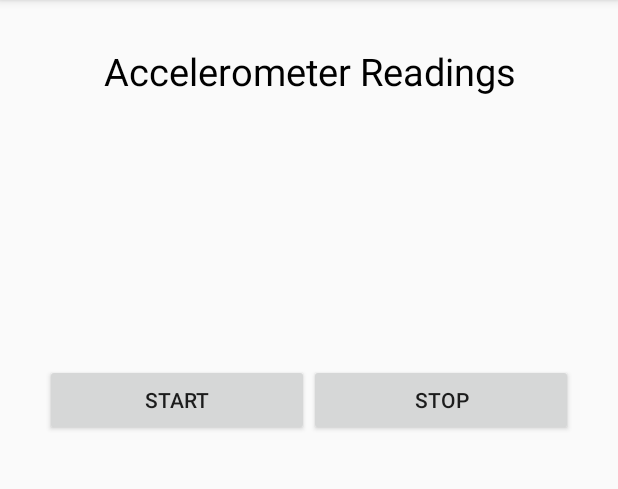
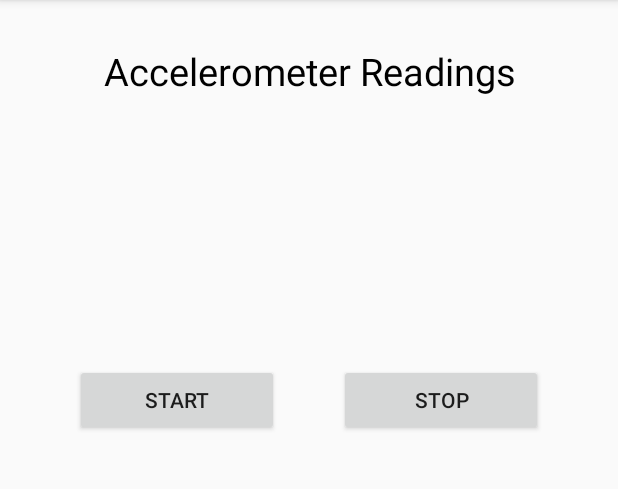
Before and after one commit to yumantha/SmartphoneSensorApp, an Android app: the screen it shows after launch (MainActivity), on a phone screen of 412 x 824 dp, the part 84-573 px from its top. Run offline under Robolectric (Android 15) with nearby library versions, the phone set to English and light mode, and no system bars.

Commit message:
button styling

```diff
--- a/app/src/main/java/com/yumantha/smartphonesensorapp/MainActivity.java
+++ b/app/src/main/java/com/yumantha/smartphonesensorapp/MainActivity.java
@@ -73,6 +73,4 @@ public class MainActivity extends AppCompatActivity implements SensorEventListen
         yValue.setText("Y Value:\t\t" + event.values[1]);
         zValue.setText("Z Value:\t\t" + event.values[2]);
     }
-
-
 }
--- a/app/src/main/res/layout/activity_main.xml
+++ b/app/src/main/res/layout/activity_main.xml
@@ -48,14 +48,16 @@
             android:id="@+id/startButton"
             android:layout_width="match_parent"
             android:layout_height="wrap_content"
+            android:layout_marginHorizontal="20dp"
             android:layout_weight="1"
             android:width="10dp"
-            android:text="Start"/>
+            android:text="Start" />
 
         <Button
             android:id="@+id/stopButton"
             android:layout_width="match_parent"
             android:layout_height="wrap_content"
+            android:layout_marginHorizontal="20dp"
             android:layout_weight="1"
             android:paddingHorizontal="25sp"
             android:text="Stop"/>
```
